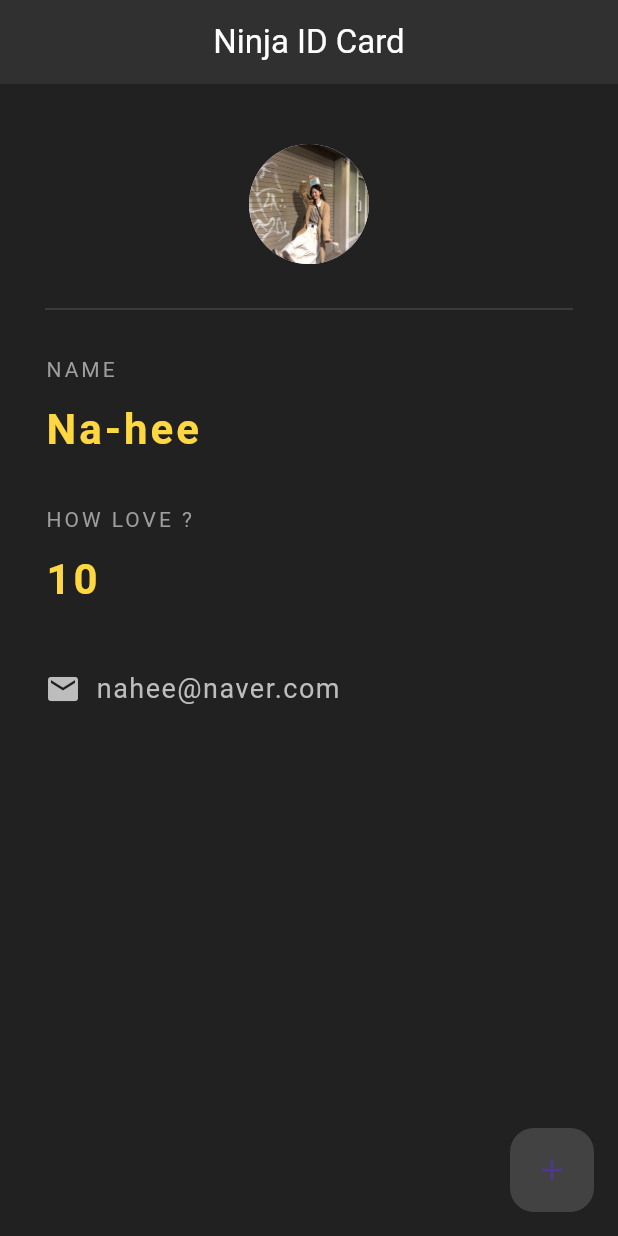
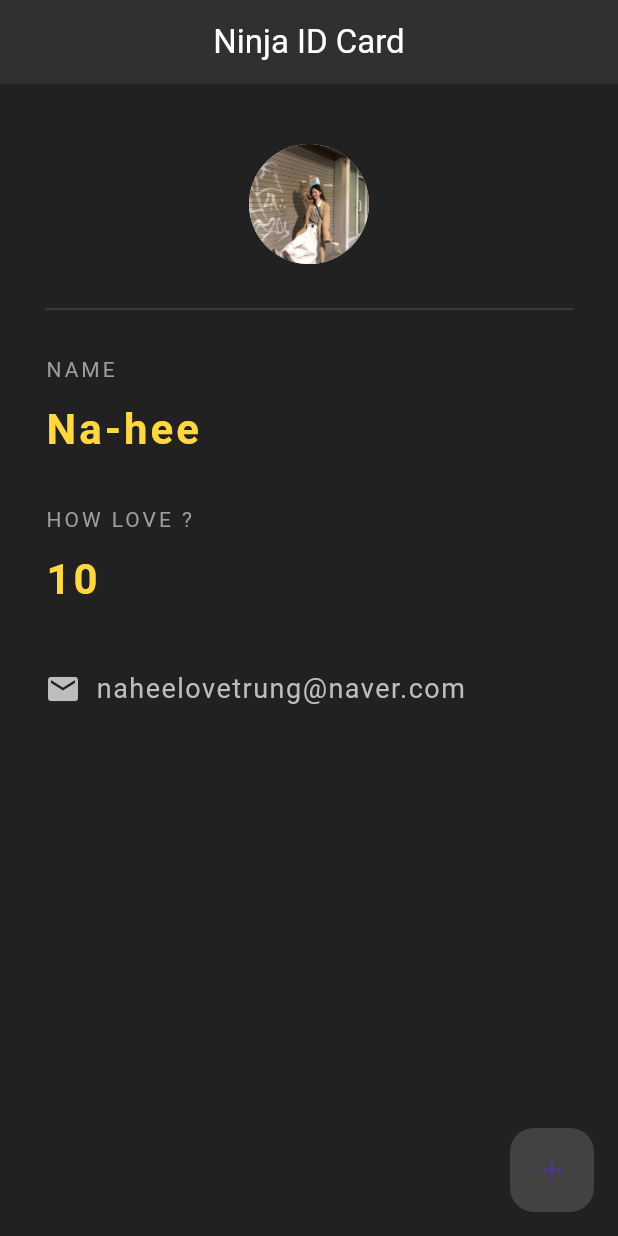
Before and after one commit to trungnt1000vn/flutter_learning_project, a Flutter app: the screen it shows after launch, on a phone screen of 412 x 824 dp. Run offline on Flutter 3.47's test engine with Material 3 defaults, Android fonts, the phone set to English and light mode, and no system bars.

Commit message:
reverse to PC

```diff
--- a/lib/main.dart
+++ b/lib/main.dart
@@ -106,7 +106,7 @@ class _NinjaCardState extends State<NinjaCard> {
                     width: 10.0,
                   ),
                   Text(
-                    'nahee@naver.com',
+                    'naheelovetrung@naver.com',
                     style: TextStyle(
                       color: Colors.grey.shade400,
                       fontSize: 18.0,
```
